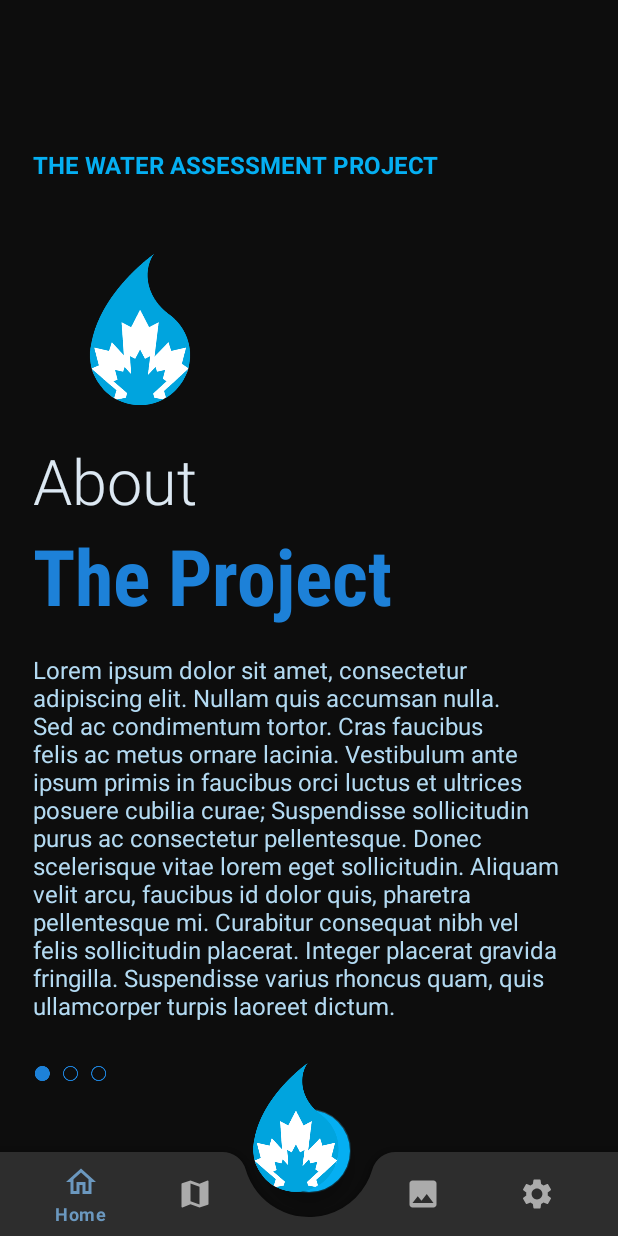
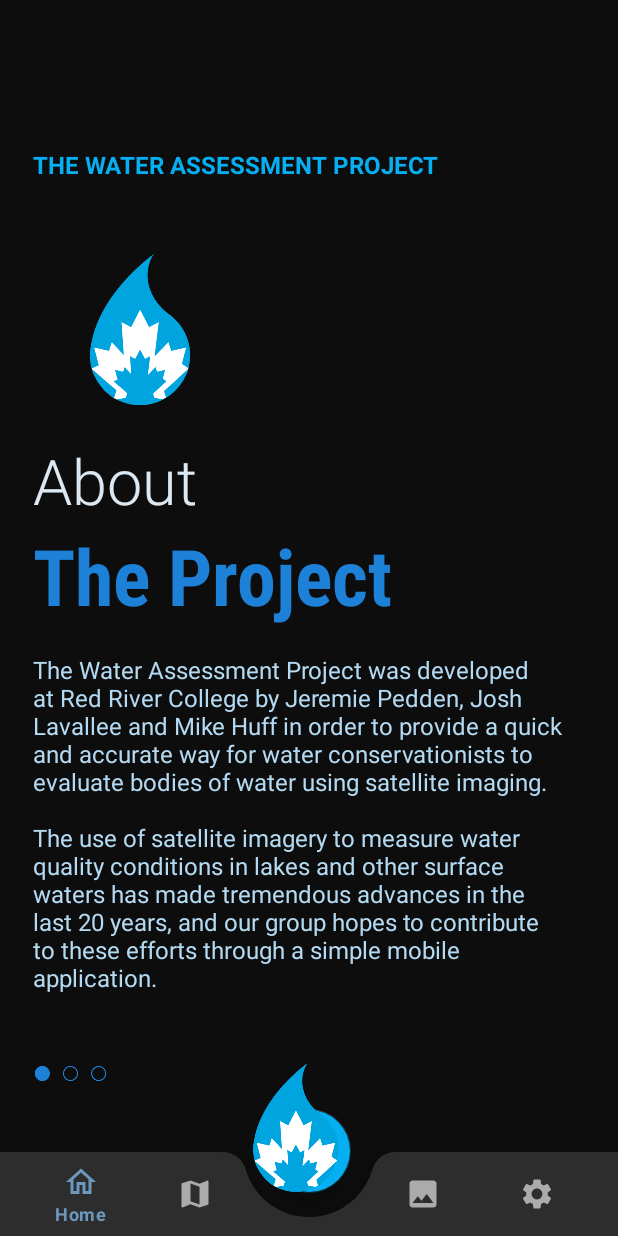
Before and after one commit to jlavallee76/Water-Assessment-Project, an Android app: the fragment AboutFragment1 placed in its activity, on a phone screen of 412 x 824 dp. Run offline under Robolectric (Android 15) with nearby library versions, the phone set to English and light mode, and no system bars; libraries missing offline, so code that uses them is left out: com.jaeger.library, com.mapbox.android, com.mapbox.mapboxsdk, com.onesignal; 5 statements that could not run were skipped.

Commit message:
Added project description

```diff
--- a/app/src/main/java/com/example/wap/MainActivity.java
+++ b/app/src/main/java/com/example/wap/MainActivity.java
@@ -68,16 +68,13 @@ public class MainActivity extends AppCompatActivity {
         ImageView navLogo = findViewById(R.id.nav_logo);
         navLogo.setVisibility(View.VISIBLE);
 
-        navLogo.setOnLongClickListener(new View.OnLongClickListener() {
-            @Override
-            public boolean onLongClick(View v) {
-                Uri uriUrl = Uri.parse("https://aquahacking.com/en/");
-                Intent launchBrowser = new Intent(Intent.ACTION_VIEW, uriUrl);
-                startActivity(launchBrowser);
-                return true;
-            }
+        // Logo Easter Egg, A Long Click Takes You To Aqua Hacking In Browser
+        navLogo.setOnLongClickListener(v -> {
+            Uri uriUrl = Uri.parse("https://aquahacking.com/en/");
+            Intent launchBrowser = new Intent(Intent.ACTION_VIEW, uriUrl);
+            startActivity(launchBrowser);
+            return true;
         });
-
 
         BottomNavigationView bottomNavigationView = findViewById(R.id.bottomNavigationView);
         bottomNavigationView.setBackground(null);
--- a/app/src/main/java/com/example/wap/MapFragment.java
+++ b/app/src/main/java/com/example/wap/MapFragment.java
@@ -247,6 +247,7 @@ public class MapFragment extends Fragment implements PermissionsListener, OnMapR
                             droppedMarkerLayer.setProperties(visibility(VISIBLE));
                         }
 
+                        // FAB Icon To Minus
                         selectLocationButton.setImageResource(R.drawable.ic_baseline_horizontal_rule_24);
                     }
 
@@ -254,7 +255,7 @@ public class MapFragment extends Fragment implements PermissionsListener, OnMapR
 //                            reverseGeocode(Point.fromLngLat(mapTargetLatLng.getLongitude(), mapTargetLatLng.getLatitude()));
 
                 } else {
-                    // Lets get the plus on the FAB to a minus here
+                    // FAB Icon To Plus
                     selectLocationButton.setImageResource(R.drawable.ic_baseline_add_24);
 
                     // Show the red hovering ImageView marker
--- a/app/src/main/res/layout/fragment_about_1.xml
+++ b/app/src/main/res/layout/fragment_about_1.xml
@@ -87,7 +87,7 @@
         android:layout_width="353dp"
         android:layout_height="251dp"
         android:layout_marginBottom="4dp"
-        android:text="Lorem ipsum dolor sit amet, consectetur adipiscing elit. Nullam quis accumsan nulla. Sed ac condimentum tortor. Cras faucibus felis ac metus ornare lacinia. Vestibulum ante ipsum primis in faucibus orci luctus et ultrices posuere cubilia curae; Suspendisse sollicitudin purus ac consectetur pellentesque. Donec scelerisque vitae lorem eget sollicitudin. Aliquam velit arcu, faucibus id dolor quis, pharetra pellentesque mi. Curabitur consequat nibh vel felis sollicitudin placerat. Integer placerat gravida fringilla. Suspendisse varius rhoncus quam, quis ullamcorper turpis laoreet dictum."
+        android:text="The Water Assessment Project was developed at Red River College by Jeremie Pedden, Josh Lavallee and Mike Huff in order to provide a quick and accurate way for water conservationists to evaluate bodies of water using satellite imaging.\n\nThe use of satellite imagery to measure water quality conditions in lakes and other surface waters has made tremendous advances in the last 20 years, and our group hopes to contribute to these efforts through a simple mobile application."
         android:textColor="@color/blue_background_accent_med"
         android:textSize="16sp"
         app:layout_constraintBottom_toBottomOf="parent"
```
Also changed, not shown: app/src/main/java/com/example/wap/CarouselFragment.java (+3 -4 lines), app/src/main/res/drawable/blue_marker_new.png (added), app/src/main/res/drawable/marker_blue_hires.png (added), app/src/main/res/drawable/marker_red_hires.png (added), app/src/main/res/drawable/red_marker_new.png (added).
